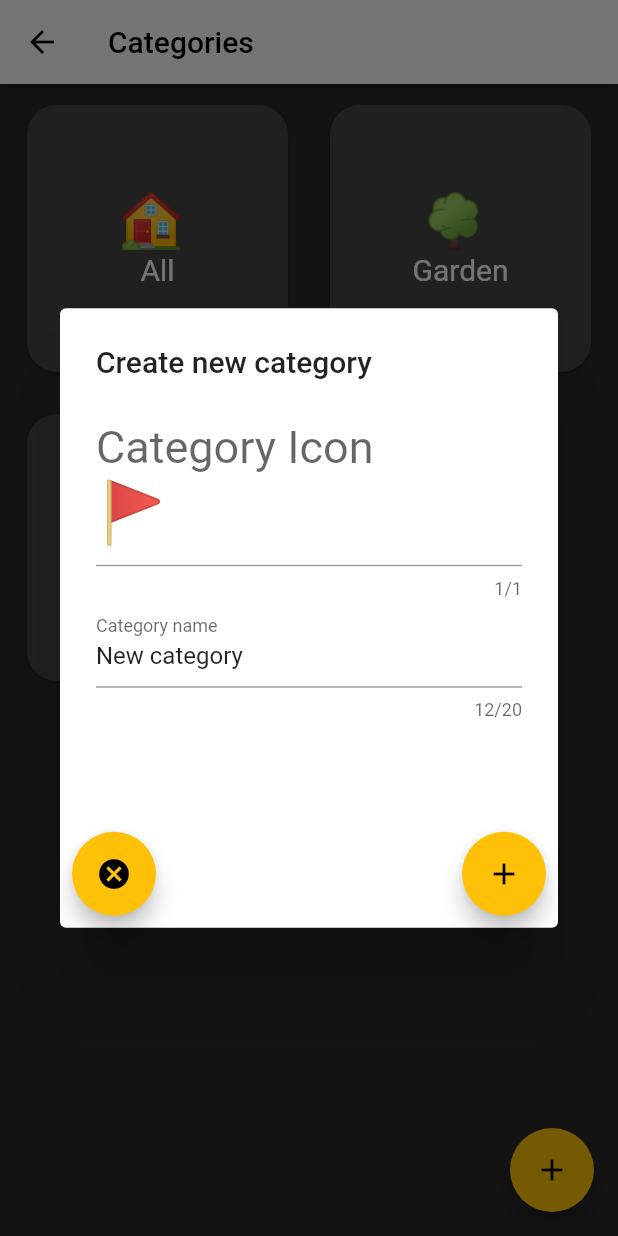
After one commit to Mansitos/Home-ToDo_AndroidAppPrototype, a Flutter app: the CategoriesScreen screen opened directly, after a tap on the "add" icon, on a phone screen of 412 x 824 dp. The commit adds this screen. Run offline on Flutter 3.47's test engine with Material 2 defaults, Android fonts, the phone set to English and light mode, and no system bars.

Commit message:
Categories Screen Implementation
- Categories save/load system (on local file)
- Create/Modify Category Alert dialog widget
- Create/Modify Category logic implemented
- Dart file "globals" for data to be globally visible during session
- Added Write/Read permissions on android-manifest

```diff
--- /dev/null
+++ b/lib/custom_widgets/category_form_dialog.dart
@@ -0,0 +1,146 @@
+import 'package:flutter/material.dart';
+import 'package:home_to_do/utilities/categories_utilities.dart';
+import 'package:home_to_do/utilities/globals.dart' as globals;
+
+class CategoryDialogForm extends StatefulWidget {
+  const CategoryDialogForm({Key? key, required this.modifyMode, required this.modifyIndex}) : super(key: key);
+
+  final bool modifyMode;
+  final int modifyIndex;
+
+  @override
+  State<CategoryDialogForm> createState() => CategoryDialogFormState();
+}
+
+class CategoryDialogFormState extends State<CategoryDialogForm> {
+  final _formKey = GlobalKey<FormState>();
+  String categoryEmoji = "";
+  String categoryName = "";
+
+  String oldCategoryEmoji = "";
+  String oldCategoryName = "";
+
+  @override
+  Widget build(BuildContext context) {
+    String title = "Create new category";
+    if (widget.modifyMode == true) {
+      title = "Modify category";
+      String oldName = globals.categories[widget.modifyIndex];
+      oldCategoryEmoji = oldName.substring(0,2);
+      oldCategoryName = oldName.substring(3);
+    }
+
+    return AlertDialog(
+      title: Text(title),
+      content: StatefulBuilder(builder: (BuildContext context, StateSetter setState) {
+        return Form(
+          key: _formKey,
+          child: SizedBox(
+            height: 250,
+            child: Column(
+              children: [
+                TextFormField(
+                  style: const TextStyle(fontSize: 40),
+                  initialValue: (() {
+                    if(widget.modifyMode == true){
+                      return oldCategoryEmoji;
+                    }else{
+                      return '🚩';
+                    };
+                  }()),
+                  maxLength: 1,
+                  decoration: const InputDecoration(
+                    hintText: 'Type an emoji to use as icon!',
+                    labelText: 'Category Icon',
+                  ),
+                  onSaved: (String? value) {
+                    setState(() {});
+                  },
+                  validator: (String? value) {
+                    // Emoji valid chars
+                    final RegExp REGEX_EMOJI = RegExp(r'(\u00a9|\u00ae|[\u2000-\u3300]|\ud83c[\ud000-\udfff]|\ud83d[\ud000-\udfff]|\ud83e[\ud000-\udfff])');
+                    if (value == null || value.isEmpty) {
+                      return 'Please enter an emoji!';
+                    } else if (!REGEX_EMOJI.hasMatch(value)) {
+                      return 'Only emoji are allowed!';
+                    } else {
+                      categoryEmoji = value;
+                      return null;
+                    }
+                  },
+                ),
+                TextFormField(
+                  maxLength: 20,
+                  initialValue: (() {
+                    if(widget.modifyMode == true){
+                      return oldCategoryName;
+                    }else{
+                      return 'New category';
+                    };
+                  }()),
+                  decoration: const InputDecoration(
+                    hintText: 'What\' the category name?',
+                    labelText: 'Category name',
+                  ),
+                  onSaved: (String? value) {
+                    setState(() {});
+                  },
+                  validator: (String? value) {
+                    final validCharacters = RegExp(r'^[a-zA-Z0-9]+$');
+                    if (value == null || value.isEmpty) {
+                      return 'Please enter some text!';
+                    } else if (!validCharacters.hasMatch(value)) {
+                      return 'Invalid characters!';
+                    } else {
+                      categoryName = value;
+                      return null;
+                    }
+                  },
+                ),
+              ],
+            ),
+          ),
+        );
+      }),
+      actions: [
+        Row(
+          mainAxisAlignment: MainAxisAlignment.spaceBetween,
+          children: <Widget>[
+            FloatingActionButton(
+              heroTag: "UndoCategory",
+              onPressed: () {
+                setState(() {
+                  debugPrint("Undo category creation/modify button pressed!");
+                  Navigator.of(context).pop();
+                });
+              },
+              tooltip: "Cancel",
+              child: const Icon(Icons.cancel),
+            ),
+            FloatingActionButton(
+              heroTag: "ConfirmCategory",
+              onPressed: () {
+                setState(() {
+                  debugPrint("Confirm category creation/modify button pressed!");
+                  if (_formKey.currentState!.validate()) {
+                    debugPrint("Ok! Valid category form!");
+                    if (widget.modifyMode == false) {
+                      createNewCategory(categoryName, categoryEmoji);
+                    } else {
+                      modifyCategory(widget.modifyIndex, categoryName, categoryEmoji);
+                    }
+                    Navigator.of(context).pop();
+                  } else {
+                    debugPrint("Error! Validation failed in category creation form!");
+                  }
+                });
+              },
+              tooltip: "Confirm",
+              child: const Icon(Icons.add),
+            ),
+          ],
+        ),
+      ],
+    );
+  }
+}
--- a/lib/custom_widgets/category_horizontal_list_view.dart
+++ b/lib/custom_widgets/category_horizontal_list_view.dart
@@ -14,6 +14,9 @@ class CategoryHorizontalListViewState extends State<CategoryHorizontalListView>
 
   @override
   Widget build(BuildContext context) {
+
+    print("HORIZONTAL LIST CAT UPDATED!");
+
     return ListView.builder(
       shrinkWrap: false,
       scrollDirection: Axis.horizontal,
--- a/lib/pages/categories.dart
+++ b/lib/pages/categories.dart
@@ -1,7 +1,11 @@
+import 'package:flutter/cupertino.dart';
 import 'package:flutter/material.dart';
+import 'package:home_to_do/custom_widgets/category_form_dialog.dart';
+import '/utilities/globals.dart' as globals;
+import '/utilities/categories_utilities.dart' as categories;
 
 class CategoriesScreen extends StatefulWidget {
-  CategoriesScreen({Key? key}) : super(key: key);
+  const CategoriesScreen({Key? key}) : super(key: key);
 
   @override
   State<CategoriesScreen> createState() => CategoriesScreenState();
@@ -19,16 +23,21 @@ class CategoriesScreenState extends State<CategoriesScreen> {
       floatingActionButton: FloatingActionButton(
         heroTag: "AddCategory",
         onPressed: () {
-          print("Add category button pressed");
+          setState(() {
+            showDialog(
+                context: context,
+                builder: (BuildContext context) {
+                  return const CategoryDialogForm(modifyMode: false, modifyIndex: -1);
+                }).then((_) => setState(() {}));
+          });
         },
         tooltip: "Create new category",
         child: const Icon(Icons.add),
       ),
-      body: CategoriesGridVisualizer(categories: ["🏠 All", "🌳 Garden", "🍴 Kitchen", "😽 Cat", "🚾 Bathroom", "🍔 Food", "🖥️ Office"]),
+      body: CategoriesGridVisualizer(categories: globals.categories),
     );
   }
 }
-
 
 class CategoriesGridVisualizer extends StatefulWidget {
   const CategoriesGridVisualizer({Key? key, required this.categories}) : super(key: key);
@@ -40,39 +49,103 @@ class CategoriesGridVisualizer extends StatefulWidget {
 }
 
 class CategoriesGridVisualizerState extends State<CategoriesGridVisualizer> {
-
   var additionalBordersPad = 4.0;
+  late Offset _tapDownPosition;
 
   @override
   Widget build(BuildContext context) {
     return GridView.count(
-      // Create a grid with 2 columns. If you change the scrollDirection to
-      // horizontal, this produces 2 rows.
+      // Create a grid with n columns.
       crossAxisCount: 2,
-      // Generate 100 widgets that display their index in the List.
+      // Generate widgets that display their index in the List.
       children: List.generate(widget.categories.length, (index) {
         return Theme(
-          data: ThemeData(textTheme: Theme.of(context).textTheme.apply(bodyColor: Colors.white)),
+          data: ThemeData(textTheme: Theme
+              .of(context)
+              .textTheme
+              .apply(bodyColor: Colors.white)),
           child: Center(
             child: Padding(
-              padding: EdgeInsets.only(left: (index+1)%2 * additionalBordersPad, right: index%2 * additionalBordersPad),
+              padding: EdgeInsets.only(left: (index + 1) % 2 * additionalBordersPad, right: index % 2 * additionalBordersPad),
               child: Padding(
                 padding: const EdgeInsets.all(2.0),
-                child: Container(
+                child: SizedBox(
                   width: double.infinity,
                   height: double.infinity,
+                  child: TextButton(
+                    onPressed: () {},
+                    onLongPress: () {},
+                    child: GestureDetector(
+                      onTapDown: (TapDownDetails details) {
+                        _tapDownPosition = details.globalPosition;
+                      },
+                      onLongPress: () {
+                        showMenu(
+                            context: context,
+                            position: RelativeRect.fromLTRB(
+                              _tapDownPosition.dx,
+                              _tapDownPosition.dy,
+                              _tapDownPosition.dx,
+                              _tapDownPosition.dy,
+                            ),
+                            items: <PopupMenuEntry>[
+                              PopupMenuItem(
+                                onTap: () {
+                                  categories.deleteCategory(index).then((_) => setState(() {}));
+                                },
+                                value: 0,
+                                child: Row(
+                                  children: const <Widget>[
+                                    Icon(Icons.delete),
+                                    Text("Delete"),
+                                  ],
+                                ),
+                              ),
+                              PopupMenuItem(
+                                onTap: () {
+                                  // Navigator.pop close the pop-up while showing the dialog.
+                                  // We have to wait till the animations finish, and then open the dialog.
+                                  WidgetsBinding?.instance?.addPostFrameCallback((_) {
+                                    setState(() {
+                                      showDialog(
+                                          context: context,
+                                          builder: (BuildContext context) {
+                                            return CategoryDialogForm(modifyMode: true, modifyIndex: index);
+                                          }).then((_) => setState(() {}));
+                                    });
+                                  });
+                                  },
+                                value: 1,
+                                child: Row(
+                                  children: const <Widget>[
+                                    Icon(Icons.eleven_mp),
+                                    Text("Modify"),
+                                  ],
+                                ),
+                              )
+                            ]);
+                      },
                       child: Card(
                         shape: RoundedRectangleBorder(
                           borderRadius: BorderRadius.circular(20.0),
                         ),
                         color: const Color.fromRGBO(70, 70, 70, 100),
-                      child: Center(child: Column(
+                        child: Center(
+                            child: Column(
                               mainAxisAlignment: MainAxisAlignment.center,
                               children: [
-                          Text(widget.categories[index].substring(0,3),style: TextStyle(fontSize: 35),),
-                          Text(widget.categories[index].substring(3),style: TextStyle(fontSize: 20),),
+                                Text(
+                                  widget.categories[index].substring(0, 3),
+                                  style: TextStyle(fontSize: 35),
+                                ),
+                                Text(
+                                  widget.categories[index].substring(3),
+                                  style: TextStyle(fontSize: 20),
+                                ),
                               ],
                             )),
+                      ),
+                    ),
                   ),
                 ),
               ),
--- /dev/null
+++ b/lib/utilities/categories_storage.dart
@@ -0,0 +1,54 @@
+import 'dart:io';
+import 'package:path_provider/path_provider.dart';
+import '/utilities/globals.dart' as globals;
+
+// This class handle/allows categories persistency over sessions.
+// The class provides file save/load mechanism for categories.
+
+class CategoriesStorage {
+// Getting the local documents path
+  Future<String> get _localPath async {
+    final directory = await getApplicationDocumentsDirectory();
+    return directory.path;
+  }
+
+  Future<File> get _localCategoriesFile async {
+    final path = await _localPath;
+    return File('$path/categories.txt');
+  }
+
+  Future<File> saveCategoriesToFile(List<String> categories) async {
+    final file = await _localCategoriesFile;
+
+    String encode = "";
+    if (categories.isNotEmpty) {
+      for (int i = 0; i <= categories.length - 1; i++) {
+        encode = encode + categories[i] + ",";
+      }
+      encode = encode.substring(0, encode.length - 1); // Remove last separator
+    }
+
+    // Updating globals entry
+    globals.categories = categories;
+
+    print("Categories saved succesfully! location/path: " + file.path);
+    print(categories);
+    return file.writeAsString('$encode');
+  }
+
+  void loadCategoriesFromFile() async {
+    try {
+      final file = await _localCategoriesFile;
+      final contents = await file.readAsString();
+      List<String> categories = contents.split(',');
+      // Updating globals entry
+      globals.categories = categories;
+      print("Categories loaded succesfully!");
+      print(categories);
+    } catch (e) {
+      print("Error in loading categories file");
+      print(e);
+    }
+  }
+
+}
--- /dev/null
+++ b/lib/utilities/categories_utilities.dart
@@ -0,0 +1,32 @@
+import 'globals.dart' as globals;
+import 'package:flutter/cupertino.dart';
+import 'package:flutter/material.dart';
+import '/custom_widgets/category_form_dialog.dart';
+
+
+void createNewCategory(String name, String emoji) {
+  String newCategory = emoji + " " + name;
+  globals.categories.add(newCategory);
+  debugPrint("New category saved! " + newCategory);
+  globals.categoriesStorage.saveCategoriesToFile(globals.categories);
+}
+
+Future<void> modifyCategoryProcedure(context, int index) async {
+  debugPrint("Category " + index.toString() + " long pressed");
+  // Spawn drop-down-list with delete or modify
+
+  modifyCategory(index, "test", "A");
+}
+
+Future<void> modifyCategory(int index, String name, String emoji) async {
+  String modified = emoji + " " + name;
+  debugPrint("Modify class with index " + index.toString());
+  globals.categories[index] = modified;
+  debugPrint(" > Now categories are: " + globals.categories.toString());
+}
+
+Future<void> deleteCategory(int index) async {
+  debugPrint("Delete class with index " + index.toString());
+  globals.categories.removeAt(index);
+  debugPrint(" > Now categories are: " + globals.categories.toString());
+}
--- /dev/null
+++ b/lib/utilities/globals.dart
@@ -0,0 +1,4 @@
+import '/utilities/categories_storage.dart';
+
+final CategoriesStorage categoriesStorage = CategoriesStorage();
+List<String> categories = [];
--- a/pubspec.yaml
+++ b/pubspec.yaml
@@ -34,6 +34,7 @@ dependencies:
   # The following adds the Cupertino Icons font to your application.
   # Use with the CupertinoIcons class for iOS style icons.
   cupertino_icons: ^1.0.2
+  path_provider: ^2.0.10
 
 dev_dependencies:
   flutter_test:
```
Also changed, not shown: lib/main.dart (+41 -25 lines), pubspec.lock, 4 other files. Lines whose indentation alone changed are shown as unchanged.
